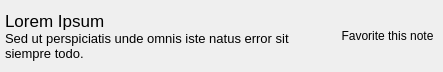
Qt form notelistitem.ui (Open-App-Library/Vibrato-Notes-Desktop) before a commit.
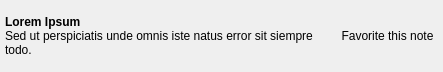
The same form after that commit. Icons and pictures are not drawn.

Patch:
```diff
--- a/notelistitem.ui
+++ b/notelistitem.ui
@@ -57,7 +57,8 @@
         <widget class="QLabel" name="title">
          <property name="font">
           <font>
-           <pointsize>13</pointsize>
+           <weight>75</weight>
+           <bold>true</bold>
           </font>
          </property>
          <property name="text">
@@ -67,11 +68,6 @@
        </item>
        <item>
         <widget class="QLabel" name="label">
-         <property name="font">
-          <font>
-           <pointsize>10</pointsize>
-          </font>
-         </property>
          <property name="text">
           <string>Sed ut perspiciatis unde omnis iste natus error sit siempre todo.</string>
          </property>
```
